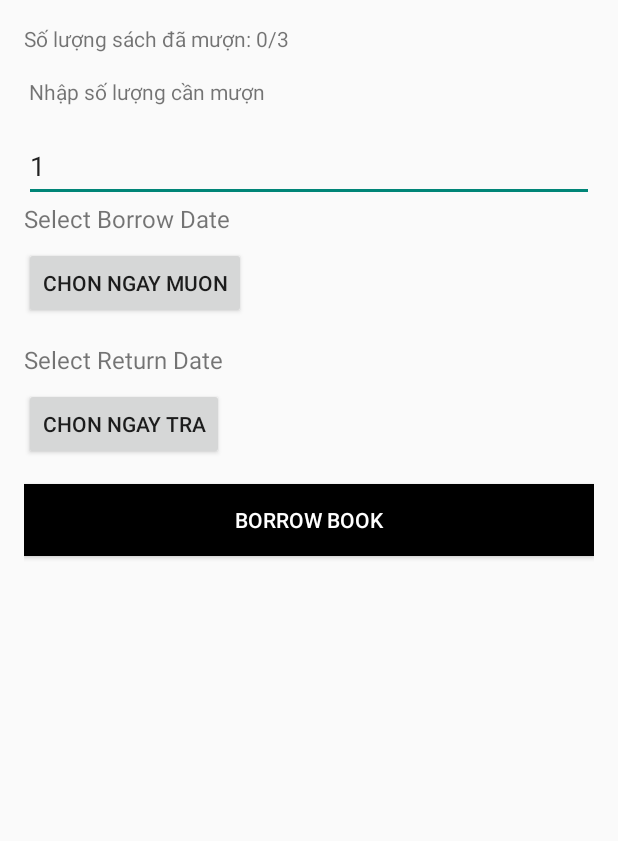
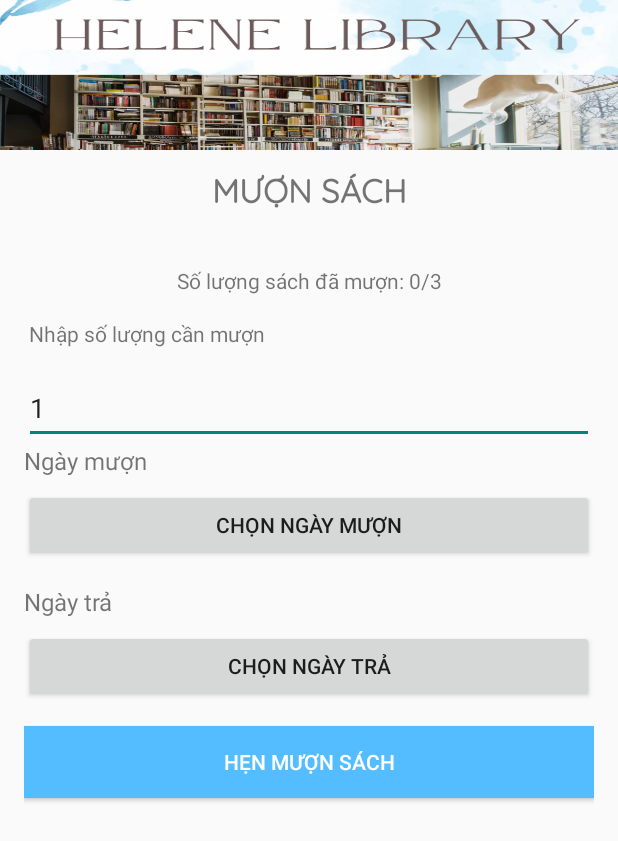
Before and after one commit to tangtuan16/Library, an Android app: the BorrowBookActivity screen opened directly, with no data from a screen before it, on a phone screen of 412 x 824 dp. Shown: the top 841 px of the screen. Run offline under Robolectric (Android 15) with nearby library versions, the phone set to English and light mode, and no system bars.

Commit message:
Fix: 29/10/2024

```diff
--- a/app/build.gradle.kts
+++ b/app/build.gradle.kts
@@ -44,10 +44,6 @@ android {
 
 
 dependencies {
-    implementation("com.google.android.gms:play-services-ads:23.3.0")
-    implementation ("androidx.work:work-runtime:2.7.1")
-    implementation ("androidx.cardview:cardview:1.0.0")
-    implementation ("com.google.android.material:material:1.3.0")
     implementation(libs.appcompat)
     implementation(libs.material)
     implementation(libs.activity)
@@ -57,13 +53,9 @@ dependencies {
     implementation(libs.firebase.firestore)
     implementation(libs.firebase.storage)
 
-    // Cập nhật thư viện core và core-ktx
     implementation("androidx.core:core:1.10.1")
     implementation("androidx.core:core-ktx:1.10.1")
-
-    // Thêm thư viện multidex
     implementation("androidx.multidex:multidex:2.0.1")
-
     implementation("com.squareup.picasso:picasso:2.8")
     implementation("com.squareup.retrofit2:retrofit:2.9.0")
     implementation("com.squareup.retrofit2:converter-gson:2.9.0")
@@ -73,10 +65,12 @@ dependencies {
     implementation("com.github.PhilJay:MPAndroidChart:v3.1.0")
     implementation ("androidx.work:work-runtime-ktx:2.7.1")
     implementation ("com.google.guava:guava:31.0.1-android")
-
     implementation ("com.sun.mail:android-mail:1.6.2")
     implementation ("com.sun.mail:android-activation:1.6.2")
-
+    implementation("androidx.work:work-runtime:2.7.1")
+    implementation("androidx.cardview:cardview:1.0.0")
+    implementation("com.google.android.material:material:1.3.0")
+    implementation("com.google.android.gms:play-services-ads:23.3.0")
 
     // Testing
     testImplementation(libs.junit)
--- a/app/src/main/AndroidManifest.xml
+++ b/app/src/main/AndroidManifest.xml
@@ -74,7 +74,7 @@
             android:exported="false" />
         <meta-data
             android:name="com.google.android.gms.ads.APPLICATION_ID"
-            android:value="ca-app-pub-6804192350539469~6476054295"/>
+            android:value="@string/ads"/>
         <meta-data
             android:name="com.google.android.geo.API_KEY"
             android:value="@string/mymap_api_key" />
--- a/app/src/main/java/com/example/Models/BookModel.java
+++ b/app/src/main/java/com/example/Models/BookModel.java
@@ -139,7 +139,7 @@ public class BookModel {
         dbManager.Close();
         return bookList;
     }
-    public Cursor NotifySearch(String edtTitleStr, String edtAuthorStr, String edtDescStr) {
+    public Cursor NotifySearch(@NonNull String edtTitleStr, String edtAuthorStr, String edtDescStr) {
         dbManager.Open();
         database = dbManager.getDatabase();
         String selection = "";
--- a/app/src/main/java/com/example/Views/Activitys/BookDetailActivity.java
+++ b/app/src/main/java/com/example/Views/Activitys/BookDetailActivity.java
@@ -24,6 +24,7 @@ import com.example.Presenters.CartPresenter;
 import com.example.Untils.SharedPreferencesUtil;
 import com.example.btl_libary.R;
 
+import java.util.ArrayList;
 import java.util.List;
 
 
--- a/app/src/main/java/com/example/Views/Activitys/BorrowBookActivity.java
+++ b/app/src/main/java/com/example/Views/Activitys/BorrowBookActivity.java
@@ -8,6 +8,7 @@ import android.content.Context;
 import android.content.Intent;
 import android.database.Cursor;
 import android.os.Bundle;
+import android.util.Log;
 import android.view.View;
 import android.widget.Button;
 import android.widget.EditText;
@@ -34,7 +35,7 @@ import java.util.List;
 
 public class BorrowBookActivity extends AppCompatActivity implements BookContract.View.BorrowBookView {
 
-    private TextView textBorrowDate, textReturnDate;
+    private TextView textBorrowDate, textReturnDate, title;
     private TextView numberOfBorrowedBooks;
     private EditText quantityToBorrow;
     private Button buttonSelectBorrowDate ;
@@ -62,7 +63,6 @@ public class BorrowBookActivity extends AppCompatActivity implements BookContrac
         buttonSelectBorrowDate = findViewById(R.id.buttonSelectBorrowDate);
         buttonSelectReturnDate = findViewById(R.id.buttonSelectReturnDate);
         buttonBorrow = findViewById(R.id.buttonBorrow);
-
         numberOfBorrowedBooks.setText("Số lượng sách đã mượn: " + borrowedCount + "/3");
         if (borrowedCount >= 3) {
             // Ẩn các thành phần nhập dữ liệu và hiển thị thông báo
@@ -171,7 +171,7 @@ public class BorrowBookActivity extends AppCompatActivity implements BookContrac
 
             }
             numberOfBorrowedBooks.setText("Số lượng sách đã mượn: " + borrowedCount + "/3");
-            Toast.makeText(this, "Book borrowed successfully!", Toast.LENGTH_SHORT).show();
+            Toast.makeText(this, "Đăng kí mượn thành công !", Toast.LENGTH_SHORT).show();
 
             // Lên lịch thông báo
             scheduleNotifications(borrowDate, returnDate,quantity,getIntent().getStringExtra("title"));        }
--- a/app/src/main/java/com/example/Views/Activitys/ReadBookActivity.java
+++ b/app/src/main/java/com/example/Views/Activitys/ReadBookActivity.java
@@ -57,7 +57,7 @@ public class ReadBookActivity extends AppCompatActivity {
         adView.loadAd(adRequest);
         //admob intiti gi do ko nho
         AdRequest adRequest2 = new AdRequest.Builder().build();
-        InterstitialAd.load(this,"ca-app-pub-3940256099942544/1033173712", adRequest2,
+        InterstitialAd.load(this,String.valueOf(R.string.ads), adRequest2,
                 new InterstitialAdLoadCallback() {
                     @Override
                     public void onAdLoaded(@NonNull InterstitialAd interstitialAd) {
@@ -217,11 +217,4 @@ public class ReadBookActivity extends AppCompatActivity {
             }
         }
     }
-
-
-
-
-
-
-
 }
--- a/app/src/main/java/com/example/Views/Adapters/BookAdapter.java
+++ b/app/src/main/java/com/example/Views/Adapters/BookAdapter.java
@@ -1,6 +1,7 @@
 package com.example.Views.Adapters;
 
 import android.content.Intent;
+import android.util.Log;
 import android.view.LayoutInflater;
 import android.view.View;
 import android.view.ViewGroup;
@@ -71,7 +72,7 @@ public class BookAdapter extends RecyclerView.Adapter<BookAdapter.BookHolder> {
                         // Create an Intent to start the target activity
                         Intent intent = new Intent(v.getContext(), BookDetailActivity.class);
                         intent.putExtra("id_book", bookId); // Pass the book ID as an extra
-                        intent.putExtra("title", txtTitle.getText().toString());
+                        intent.putExtra("title", txtTitle.getText().toString().trim());
                         intent.putExtra("author", txtAuthor.getText().toString());
                         v.getContext().startActivity(intent); // Start the activity
                     }
--- a/app/src/main/java/com/example/Views/Fragments/LibraryFragment.java
+++ b/app/src/main/java/com/example/Views/Fragments/LibraryFragment.java
@@ -58,7 +58,6 @@ public class LibraryFragment extends Fragment implements BookContract.View.Libra
         pageView = view.findViewById(R.id.pageView);
         presenter = new BookPresenter(getContext(), (BookContract.View.LibraryView) this);
         presenter.loadFavoriteBooks();
-
 
         return view;
     }
--- a/app/src/main/res/layout/activity_borrow_book.xml
+++ b/app/src/main/res/layout/activity_borrow_book.xml
@@ -2,74 +2,99 @@
 <LinearLayout xmlns:android="http://schemas.android.com/apk/res/android"
     android:layout_width="match_parent"
     android:layout_height="match_parent"
-    android:orientation="vertical"
-    android:padding="16dp">
+    android:orientation="vertical">
 
 
+    <ImageView
+        android:layout_width="match_parent"
+        android:layout_height="100dp"
+        android:background="@drawable/tv" />
 
+    <TextView
+        android:layout_width="match_parent"
+        android:layout_height="wrap_content"
+        android:layout_marginTop="10dp"
+        android:fontFamily="@font/quicksand"
+        android:gravity="center"
+        android:text="Mượn sách"
+        android:textAllCaps="true"
+        android:textSize="22sp"
+        android:textStyle="bold" />
+
+    <LinearLayout
+        android:layout_height="match_parent"
+        android:orientation="vertical"
+        android:layout_width="match_parent"
+        android:padding="16dp">
 
         <TextView
             android:id="@+id/numberOfBorrowedBooks"
             android:layout_width="match_parent"
             android:layout_height="wrap_content"
+            android:layout_marginTop="20dp"
+            android:layout_marginBottom="16dp"
+            android:gravity="center"
             android:text="Số lượng sách đã mượn:0/3 "
-        android:textSize="14sp"
-        android:layout_marginBottom="16dp"/>
+            android:textSize="14sp" />
+
         <TextView
             android:id="@+id/descriptionQuantityToBorrow"
             android:layout_width="match_parent"
             android:layout_height="wrap_content"
+            android:layout_marginBottom="16dp"
             android:text=" Nhập số lượng cần mượn"
-        android:textSize="14sp"
-        android:layout_marginBottom="16dp"/>
+            android:textSize="14sp" />
 
         <EditText
             android:id="@+id/quantityToBorrow"
-        android:inputType="number"
             android:layout_width="match_parent"
             android:layout_height="wrap_content"
-        android:text="1"
-        android:minHeight="48dp" />
+            android:inputType="number"
+            android:minHeight="48dp"
+            android:singleLine="true"
+            android:text="1" />
 
         <!-- Chọn ngày gửi -->
         <TextView
             android:id="@+id/textBorrowDate"
             android:layout_width="match_parent"
             android:layout_height="wrap_content"
-        android:text="Select Borrow Date"
-        android:textSize="16sp"
-        android:layout_marginBottom="8dp"/>
+            android:layout_marginBottom="8dp"
+            android:text="Ngày mượn"
+            android:textSize="16sp" />
 
         <Button
             android:id="@+id/buttonSelectBorrowDate"
-        android:layout_width="wrap_content"
+            android:layout_width="match_parent"
             android:layout_height="wrap_content"
-        android:text="Chon ngay muon"
-        android:layout_marginBottom="16dp"/>
+            android:layout_marginBottom="16dp"
+            android:text="Chọn ngày mượn" />
 
         <!-- Chọn ngày trả -->
         <TextView
             android:id="@+id/textReturnDate"
             android:layout_width="match_parent"
             android:layout_height="wrap_content"
-        android:text="Select Return Date"
-        android:textSize="16sp"
-        android:layout_marginBottom="8dp"/>
+            android:layout_marginBottom="8dp"
+            android:text="Ngày trả"
+            android:textSize="16sp" />
 
         <Button
             android:id="@+id/buttonSelectReturnDate"
-        android:layout_width="wrap_content"
+            android:layout_width="match_parent"
             android:layout_height="wrap_content"
-        android:text="Chon ngay tra"
-        android:layout_marginBottom="16dp"/>
+            android:layout_marginBottom="16dp"
+            android:text="Chọn ngày trả" />
 
         <!-- Nút mượn sách -->
         <Button
             android:id="@+id/buttonBorrow"
             android:layout_width="match_parent"
             android:layout_height="wrap_content"
-        android:text="Borrow Book"
-        android:background="@color/black"
-        android:textColor="@android:color/white"/>
+            android:background="@color/colorPrimary"
+            android:text="Hẹn mượn sách"
+            android:textColor="@android:color/white" />
+    </LinearLayout>
+
 
 </LinearLayout>
--- a/app/src/main/res/values/strings.xml
+++ b/app/src/main/res/values/strings.xml
@@ -6,6 +6,7 @@
     <string name="more">Thêm</string>
     <string name="mymap_api_key">AIzaSyBiV-PGYdm2hgC38MqOPzAIhygaX1SleAg</string>
     <string name="weather_api_key">dc2db71cba3442bba46114051242909</string>
+    <string name="ads">ca-app-pub-6804192350539469~6476054295</string>
     <string name="title_activity_maps">MapsActivity</string>
     <string name="locatiton">HaNoi</string>
 
```
Lines whose indentation alone changed are shown as unchanged.
